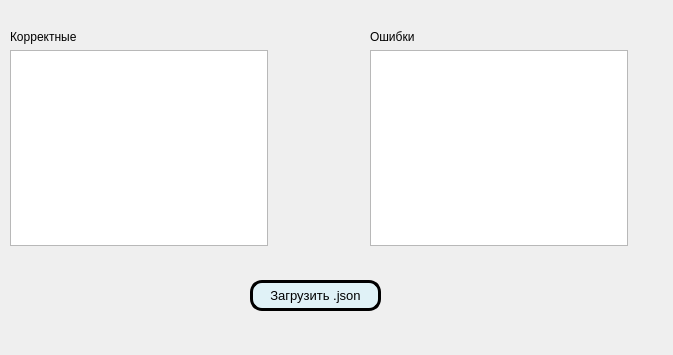
First picture: the form in lab_6/prog2window.ui, repository Manakoff/2-, before the edit.
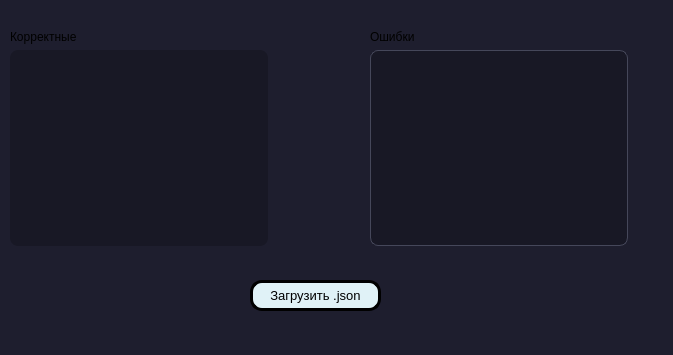
Second picture: the form after the edit.

Patch:
```diff
--- a/lab_6/prog2window.ui
+++ b/lab_6/prog2window.ui
@@ -13,6 +13,11 @@
   <property name="windowTitle">
    <string>Вывод данных</string>
   </property>
+  <property name="styleSheet">
+   <string notr="true">QMainWindow, QDialog {
+    background-color: #1e1e2e; 
+}</string>
+  </property>
   <widget class="QPushButton" name="pushButton">
    <property name="geometry">
     <rect>
@@ -43,7 +48,7 @@
     <string>Загрузить .json</string>
    </property>
   </widget>
-  <widget class="QWidget" name="">
+  <widget class="QWidget" name="layoutWidget">
    <property name="geometry">
     <rect>
      <x>10</x>
@@ -61,11 +66,39 @@
      </widget>
     </item>
     <item>
-     <widget class="QTableWidget" name="tableWidget"/>
+     <widget class="QTableWidget" name="tableWidget">
+      <property name="styleSheet">
+       <string notr="true">QTableWidget {
+    background-color: #181825;
+    color: #cdd6f4;
+    gridline-color: #313244;
+    border: 1px solid #45475a;
+    border-radius: 8px;
+}
+
+QHeaderView::section {
+    background-color: #313244;
+    color: #f5e0dc;
+    padding: 5px;
+    border: 1px solid #45475a;
+    font-weight: bold;
+}
+QTableWidget 
+{
+    gridline-color: transparent; 
+    border: none; 
+    outline: none; 
+}
+QTableWidget::item {
+    border: none; 
+    padding: 5px;
+}</string>
+      </property>
+     </widget>
     </item>
    </layout>
   </widget>
-  <widget class="QWidget" name="">
+  <widget class="QWidget" name="layoutWidget">
    <property name="geometry">
     <rect>
      <x>370</x>
@@ -83,7 +116,26 @@
      </widget>
     </item>
     <item>
-     <widget class="QTableWidget" name="tableWidget_2"/>
+     <widget class="QTableWidget" name="tableWidget_2">
+      <property name="styleSheet">
+       <string notr="true">QTableWidget {
+    background-color: #181825;
+    color: #cdd6f4;
+    gridline-color: #313244;
+    border: 1px solid #45475a;
+    border-radius: 8px;
+}
+
+QHeaderView::section {
+    background-color: #313244;
+    color: #f5e0dc;
+    padding: 5px;
+    border: 1px solid #45475a;
+    font-weight: bold;
+}
+</string>
+      </property>
+     </widget>
     </item>
    </layout>
   </widget>
```
Left out of the diff: 2 changed lines with no effect on the pictures.
